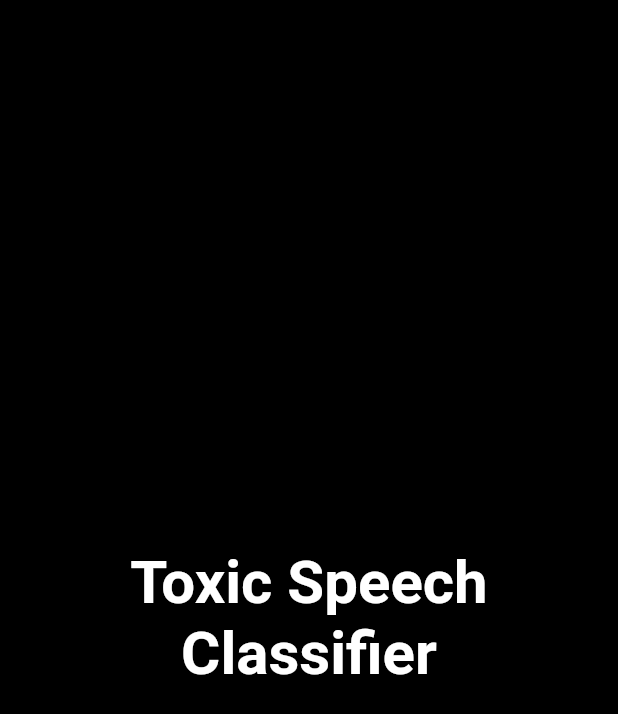
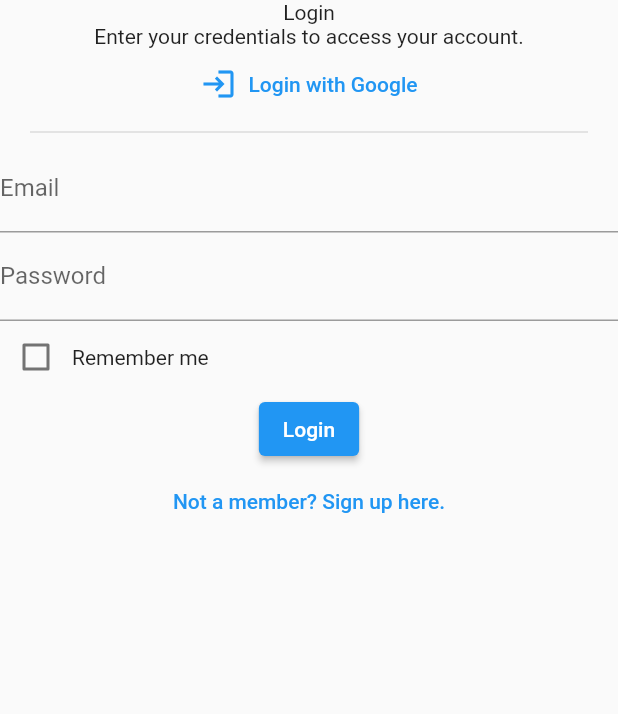
Before and after one commit to Qubits-01/toxic-speech-classifier, a Flutter app: the screen it shows after launch, on a phone screen of 412 x 824 dp. Shown: the top 714 px of the screen. Run offline on Flutter 3.47's test engine with Material 2 defaults, Android fonts, the phone set to English and light mode, and no system bars; our stand-ins replace go_router.

Commit message:
frontend: add login screen basic structure

```diff
--- a/frontend/lib/core/features/auth/presentation/screens/login_screen.dart
+++ b/frontend/lib/core/features/auth/presentation/screens/login_screen.dart
@@ -0,0 +1,70 @@
+import 'package:flutter/material.dart';
+
+class LoginScreen extends StatelessWidget {
+  const LoginScreen({super.key});
+
+  static const routeName = '/login';
+
+  @override
+  Widget build(BuildContext context) {
+    return Scaffold(
+      body: Center(
+        child: Column(
+          children: <Widget>[
+            const Text('Login'),
+            const Text('Enter your credentials to access your account.'),
+            TextButton.icon(
+              icon: const Icon(
+                Icons.login,
+              ),
+              label: const Text('Login with Google'),
+              onPressed: () {},
+            ),
+
+            // Horizontal Divider
+            const Divider(
+              thickness: 1,
+              indent: 20,
+              endIndent: 20,
+            ),
+
+            // Text Inputs
+            const TextField(
+              decoration: InputDecoration(
+                labelText: 'Email',
+              ),
+            ),
+            const TextField(
+              decoration: InputDecoration(
+                labelText: 'Password',
+              ),
+            ),
+
+            // Remember Me Checkbox
+            Row(
+              children: <Widget>[
+                Checkbox(
+                  value: false,
+                  onChanged: (bool? value) {},
+                ),
+                const Text('Remember me'),
+              ],
+            ),
+
+            // Login Button
+            ElevatedButton(
+              onPressed: () {},
+              child: const Text('Login'),
+            ),
+
+            // Not a member? Sign up here.
+            TextButton(
+              onPressed: () {},
+              child: const Text('Not a member? Sign up here.'),
+            ),
+          ],
+        ),
+      ),
+    );
+  }
+}
--- a/frontend/lib/features/startup/screens/splash_screen.dart
+++ b/frontend/lib/features/startup/screens/splash_screen.dart
@@ -1,15 +1,28 @@
 import 'package:flutter/material.dart';
+import 'package:go_router/go_router.dart';
+
+import '../../../core/features/auth/presentation/screens/login_screen.dart';
 
 class SplashScreen extends StatefulWidget {
+  const SplashScreen({super.key});
+
   static const routeName = '/';
-
-  const SplashScreen({super.key});
 
   @override
   State<SplashScreen> createState() => _SplashScreenState();
 }
 
 class _SplashScreenState extends State<SplashScreen> {
+  @override
+  void initState() {
+    super.initState();
+
+    Future.delayed(
+      const Duration(seconds: 2),
+      () => GoRouter.of(context).go(LoginScreen.routeName),
+    );
+  }
+
   @override
   Widget build(BuildContext context) {
     return Scaffold(
--- a/frontend/lib/router/app_router.dart
+++ b/frontend/lib/router/app_router.dart
@@ -1,5 +1,6 @@
 import 'package:go_router/go_router.dart';
 
+import '../core/features/auth/presentation/screens/login_screen.dart';
 import '../features/startup/screens/splash_screen.dart';
 
 class AppRouter {
@@ -11,6 +12,10 @@ class AppRouter {
         path: SplashScreen.routeName,
         builder: (_, __) => const SplashScreen(),
       ),
+      GoRoute(
+        path: LoginScreen.routeName,
+        builder: (_, __) => const LoginScreen(),
+      ),
     ],
   );
 }
```
